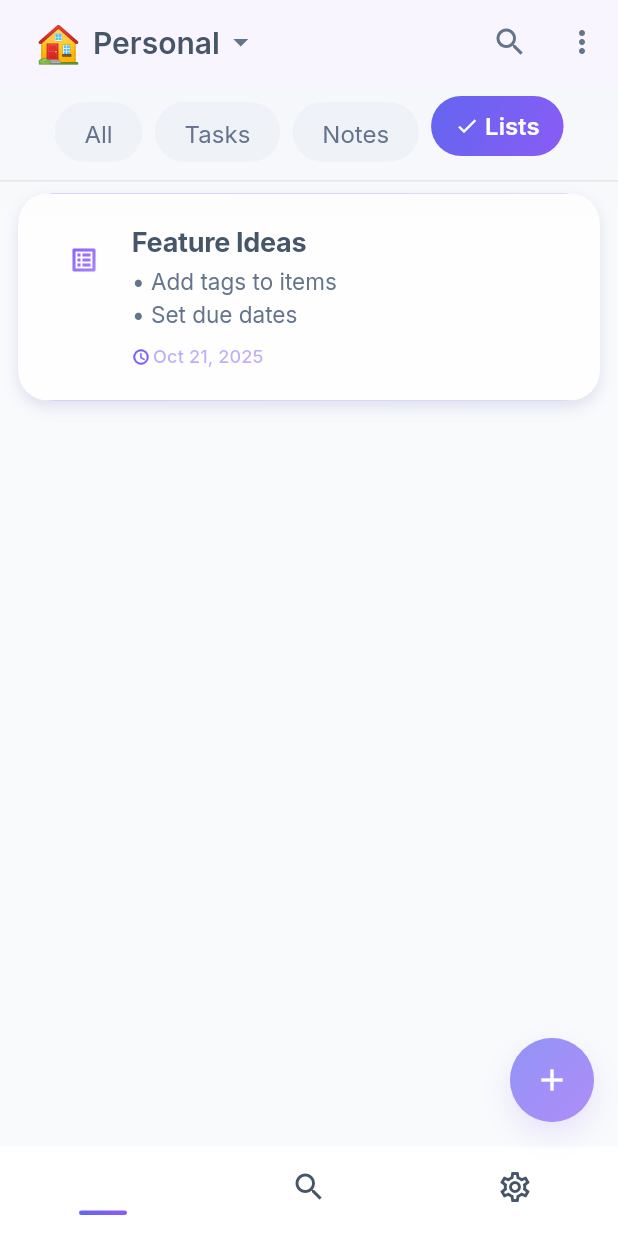
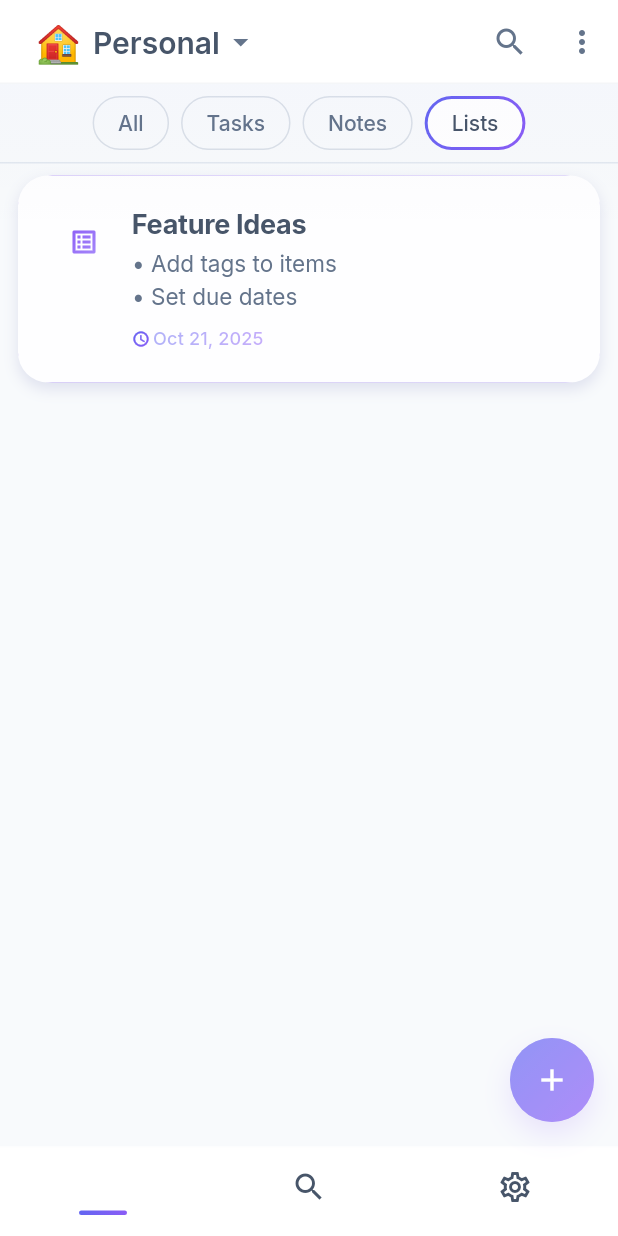
Before and after one commit to joCur/later, a Flutter app: the screen it shows after launch, after a tap on "Tasks", after a tap on "Notes", after a tap on "Lists", on a phone screen of 412 x 824 dp. Run offline on Flutter 3.47's test engine with Material 3 defaults, Android fonts, the phone set to English and light mode, and no system bars; our stand-ins replace flutter_animate, google_fonts, hive, hive_flutter, shared_preferences, shimmer; accounts and stored records are empty.

Commit message:
feat: Phase 4 Complete - Mobile-First Polish & UI Details
Implemented comprehensive UI polish and details for mobile-first design:

- Filter chips: 20px pill shape with 2px gradient borders (selected) and 1px neutral borders (unselected)
- App bar: Flat design with 0 elevation and 1px bottom border for modern look
- Empty states: Bold 20px titles, 15px body text, 48px CTA buttons, 280px max width
- Space switcher: 56px item height, 3px gradient left border for current space, gradient-tinted icons
- Loading skeletons: 20px border radius, 16px spacing, 20px padding to match cards

All changes verified with flutter analyze - no errors, only minor info warnings.

🤖 Generated with [Claude Code](https://claude.com/claude-code)

Co-Authored-By: Claude <noreply@anthropic.com>

```diff
--- a/apps/later_mobile/lib/widgets/screens/home_screen.dart
+++ b/apps/later_mobile/lib/widgets/screens/home_screen.dart
@@ -183,10 +183,23 @@ class _HomeScreenState extends State<HomeScreen> {
   PreferredSizeWidget _buildAppBar(BuildContext context, Space? currentSpace) {
     final isDark = Theme.of(context).brightness == Brightness.dark;
 
+    // Mobile-first Phase 4: Flat app bar with 1px bottom border
+    // - No glass effect (solid background)
+    // - 1px bottom border (neutral, 10% opacity)
+    // - Elevation: 0 (flat, modern look)
+    // - Height: 56px (Android standard - default AppBar)
     return AppBar(
             backgroundColor: isDark ? AppColors.surfaceDark : AppColors.surfaceLight,
-            elevation: AppSpacing.elevation1,
+            elevation: 0, // Flat design
             automaticallyImplyLeading: false,
+            shape: Border(
+              bottom: BorderSide(
+                color: isDark
+                    ? AppColors.neutral600.withValues(alpha: 0.1)
+                    : AppColors.neutral400.withValues(alpha: 0.1),
+                width: 1,
+              ),
+            ),
             title: Row(
               children: [
                 // Space switcher button
@@ -662,42 +675,46 @@ class _FilterChip extends StatelessWidget {
 
   @override
   Widget build(BuildContext context) {
-    // Use gradient background when selected
+    // Mobile-first Phase 4: Pill-shaped chips with gradient border when selected
+    // Selected: 2px gradient border (not full background)
+    // Unselected: 1px solid border (neutral)
+    // Height: 36px, padding: 16px horizontal
+    // Font: 14px medium weight
+
     if (isSelected) {
       return Container(
+        height: 36,
         decoration: BoxDecoration(
           gradient: isDark
               ? AppColors.primaryGradientDark
               : AppColors.primaryGradient,
-          borderRadius: BorderRadius.circular(AppSpacing.radiusFull),
+          borderRadius: BorderRadius.circular(20), // Pill shape
+        ),
+        child: Container(
+          margin: const EdgeInsets.all(2), // 2px border width
+          decoration: BoxDecoration(
+            color: isDark ? AppColors.surfaceDark : AppColors.surfaceLight,
+            borderRadius: BorderRadius.circular(18), // 20 - 2 = 18
           ),
           child: Material(
             color: Colors.transparent,
             child: InkWell(
               onTap: onSelected,
-            borderRadius: BorderRadius.circular(AppSpacing.radiusFull),
+              borderRadius: BorderRadius.circular(18),
               child: Padding(
-              padding: const EdgeInsets.symmetric(
-                horizontal: AppSpacing.md,
-                vertical: AppSpacing.xs,
-              ),
-              child: Row(
-                mainAxisSize: MainAxisSize.min,
-                children: [
-                  const Icon(
-                    Icons.check,
-                    size: 16,
-                    color: Colors.white,
-                  ),
-                  const SizedBox(width: AppSpacing.xxs),
-                  Text(
+                padding: const EdgeInsets.symmetric(horizontal: 16),
+                child: Center(
+                  child: Text(
                     label,
                     style: AppTypography.bodyMedium.copyWith(
-                      color: Colors.white,
-                      fontWeight: FontWeight.w600,
+                      fontSize: 14,
+                      fontWeight: FontWeight.w500, // medium weight
+                      color: isDark
+                          ? AppColors.textPrimaryDark
+                          : AppColors.textPrimaryLight,
                     ),
                   ),
-                ],
+                ),
               ),
             ),
           ),
@@ -705,26 +722,39 @@ class _FilterChip extends StatelessWidget {
       );
     }
 
-    // Unselected state - flat background
-    return FilterChip(
-      label: Text(label),
-      selected: isSelected,
-      onSelected: (_) => onSelected(),
-      backgroundColor: isDark
-          ? AppColors.surfaceDarkVariant
-          : AppColors.surfaceLightVariant,
-      labelStyle: AppTypography.bodyMedium.copyWith(
+    // Unselected state - 1px solid border
+    return Container(
+      height: 36,
+      decoration: BoxDecoration(
+        border: Border.all(
+          color: isDark
+              ? AppColors.neutral600.withValues(alpha: 0.3)
+              : AppColors.neutral400.withValues(alpha: 0.3),
+          width: 1,
+        ),
+        borderRadius: BorderRadius.circular(20), // Pill shape
+      ),
+      child: Material(
+        color: Colors.transparent,
+        child: InkWell(
+          onTap: onSelected,
+          borderRadius: BorderRadius.circular(20),
+          child: Padding(
+            padding: const EdgeInsets.symmetric(horizontal: 16),
+            child: Center(
+              child: Text(
+                label,
+                style: AppTypography.bodyMedium.copyWith(
+                  fontSize: 14,
+                  fontWeight: FontWeight.w500, // medium weight
                   color: isDark
                       ? AppColors.textSecondaryDark
                       : AppColors.textSecondaryLight,
-        fontWeight: FontWeight.normal,
                 ),
-      padding: const EdgeInsets.symmetric(
-        horizontal: AppSpacing.sm,
-        vertical: AppSpacing.xs,
               ),
-      shape: RoundedRectangleBorder(
-        borderRadius: BorderRadius.circular(AppSpacing.radiusFull),
+            ),
+          ),
+        ),
       ),
     );
   }
```
Also changed, not shown: apps/later_mobile/lib/widgets/components/empty_states/empty_state.dart (+62 -30 lines), apps/later_mobile/lib/widgets/components/empty_states/welcome_state.dart (+8 -8 lines), apps/later_mobile/lib/widgets/components/loading/skeleton_card.dart (+8 -6 lines), apps/later_mobile/lib/widgets/modals/space_switcher_modal.dart (+19 -15 lines), 1 other file. Lines whose indentation alone changed are shown as unchanged.
